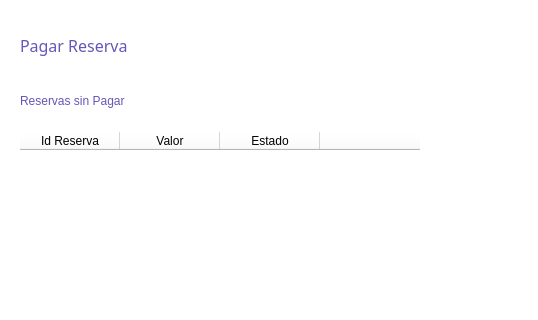
difer19/Gestor-de-Hangares, file GUI/Resources/UI/PagarRe.ui: the form before one commit; both pictures show x 0 to 538 and y 0 to 320 of the 1041 by 650 pixel window.
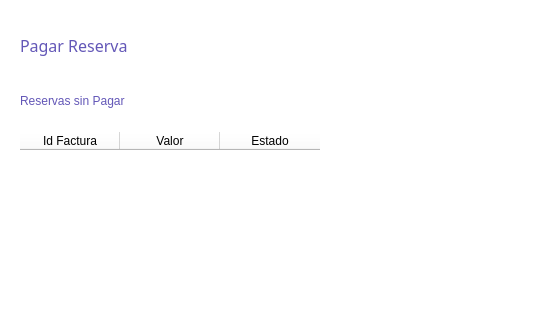
The form after the commit.

What changed in the file:
```diff
--- a/GUI/Resources/UI/PagarRe.ui
+++ b/GUI/Resources/UI/PagarRe.ui
@@ -155,7 +155,7 @@
         </property>
         <column>
          <property name="text">
-          <string>Id Reserva</string>
+          <string>Id Factura</string>
          </property>
         </column>
         <column>
@@ -168,11 +168,6 @@
           <string>Estado</string>
          </property>
         </column>
-        <column>
-         <property name="text">
-          <string/>
-         </property>
-        </column>
        </widget>
       </item>
       <item>
```
